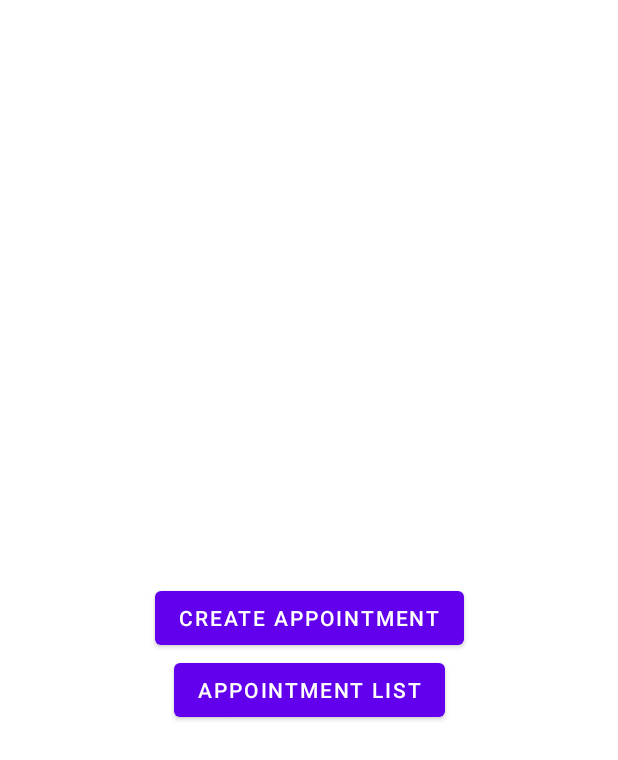
After one commit to DoozyDoz/salon-appointment-, an Android app: the layout activity_dashboard.xml on its own in the app's theme, with its tools: preview values and no code run, on a phone screen of 412 x 824 dp. The commit adds this screen. Shown: the top 760 px of the screen. Run offline under Robolectric (Android 15) with nearby library versions, the phone set to English and light mode, and no system bars.

Commit message:
sample dashboard ui

```diff
--- a/app/src/main/java/com/example/loginthird/MainActivity.kt
+++ b/app/src/main/java/com/example/loginthird/MainActivity.kt
@@ -6,6 +6,6 @@ import android.os.Bundle
 class MainActivity : AppCompatActivity() {
     override fun onCreate(savedInstanceState: Bundle?) {
         super.onCreate(savedInstanceState)
-        setContentView(R.layout.activity_main)
+        setContentView(R.layout.activity_login)
     }
 }
--- /dev/null
+++ b/app/src/main/res/layout/activity_dashboard.xml
@@ -0,0 +1,26 @@
+<?xml version="1.0" encoding="utf-8"?>
+<androidx.constraintlayout.widget.ConstraintLayout xmlns:android="http://schemas.android.com/apk/res/android"
+    xmlns:app="http://schemas.android.com/apk/res-auto"
+    xmlns:tools="http://schemas.android.com/tools"
+    android:layout_width="match_parent"
+    android:layout_height="match_parent">
+
+    <Button
+        android:id="@+id/button2"
+        android:layout_width="wrap_content"
+        android:layout_height="wrap_content"
+        android:text="create appointment"
+        app:layout_constraintBottom_toBottomOf="parent"
+        app:layout_constraintEnd_toEndOf="parent"
+        app:layout_constraintStart_toStartOf="parent"
+        app:layout_constraintTop_toTopOf="parent" />
+
+    <Button
+        android:id="@+id/button3"
+        android:layout_width="wrap_content"
+        android:layout_height="wrap_content"
+        android:text="appointment List"
+        app:layout_constraintEnd_toEndOf="parent"
+        app:layout_constraintStart_toStartOf="parent"
+        app:layout_constraintTop_toBottomOf="@+id/button2" />
+</androidx.constraintlayout.widget.ConstraintLayout>
```
Also changed, not shown: app/src/main/res/layout/activity_login.xml (renamed from app/src/main/res/layout/activity_main.xml).
